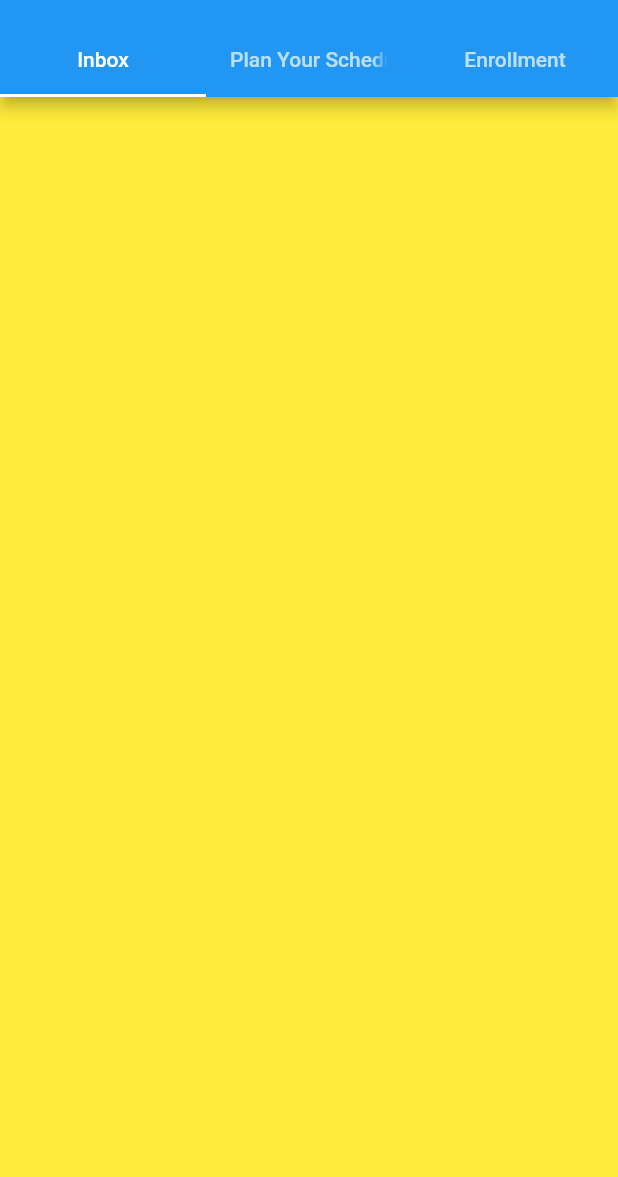
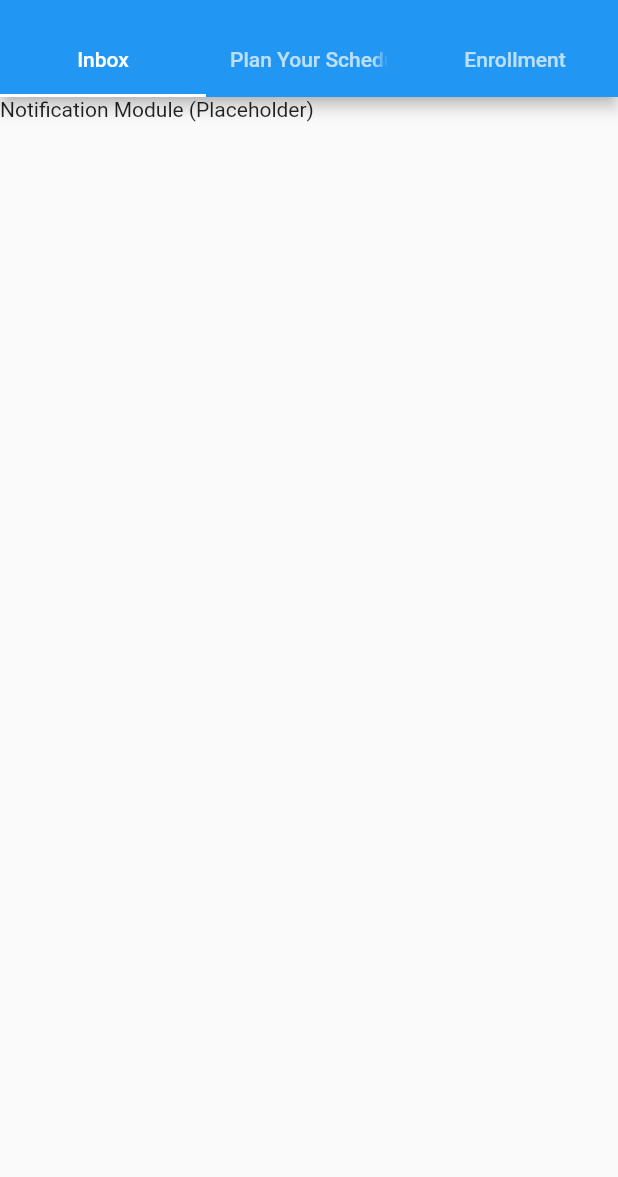
Before and after one commit to lyds214/Project-University-Scheduling, a Flutter app: the screen it shows after launch, on a phone screen of 412 x 824 dp, the part 59-1236 px from its top. Run offline on Flutter 3.47's test engine with Material 2 defaults, Android fonts, the phone set to English and light mode, and no system bars.

Commit message:
Created enrollment.dart and inbox.dart. File organization

```diff
--- a/myapp/lib/header.dart
+++ b/myapp/lib/header.dart
@@ -1,17 +1,19 @@
 import 'package:flutter/material.dart';
 
 // Import the three views here
-import 'package:myapp/enrollment.dart';
+import 'package:myapp/inbox/inbox.dart';
+import 'package:myapp/plan/plan.dart';
+import 'package:myapp/enrollment/enrollment.dart';
 
 class Header extends StatelessWidget {
   List<Widget> views = [
     // Inbox Module View
     Container(
-      color: Colors.yellow,
+      child: Inbox(),
     ),
     // Plan Your Schedule View
     Container(
-      color: Colors.red,
+      child: Plan(),
     ),
     // Enrollment View
     Container(
--- /dev/null
+++ b/myapp/lib/inbox/inbox.dart
@@ -0,0 +1,7 @@
+import 'package:flutter/material.dart';
+
+class Inbox extends StatelessWidget {
+  Widget build(BuildContext context) {
+    return Text('Notification Module (Placeholder)');
+  }
+}
```
Also changed, not shown: myapp/lib/plan/plan.dart (added, +94 -0 lines), myapp/lib/enrollment/enrollment.dart (renamed from myapp/lib/enrollment.dart).
